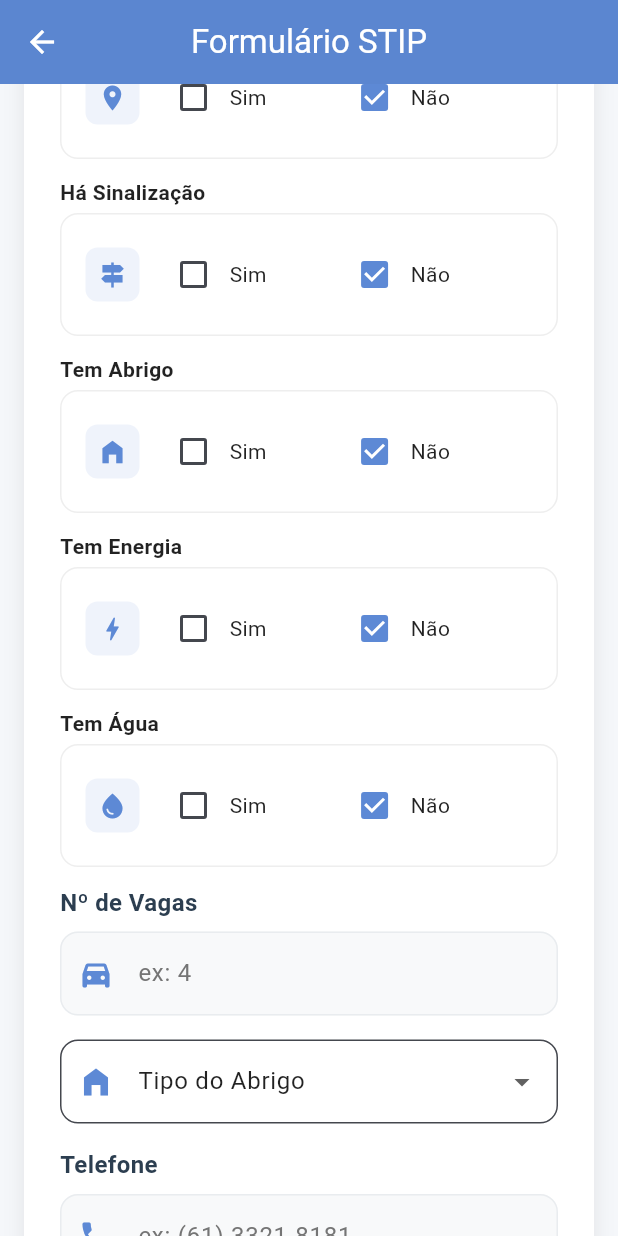
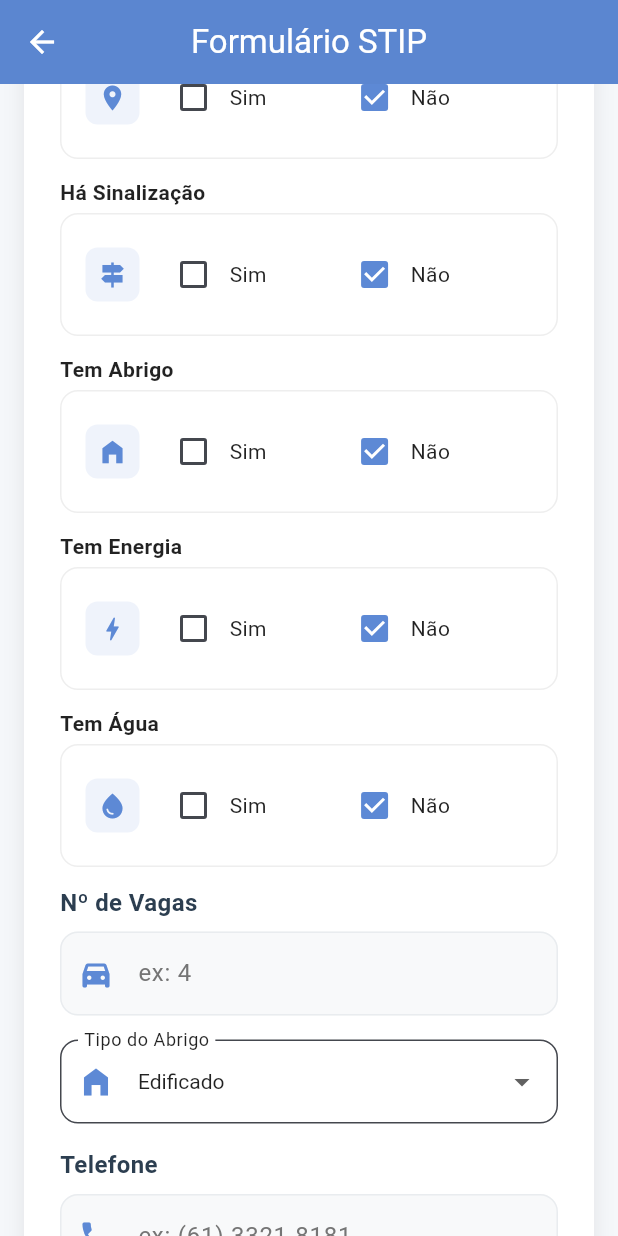
Before and after one commit to adalbertocarv/ponto_taxi_df, a Flutter app: the FormularioSTIP screen opened directly with empty values, scrolled down 576 dp, on a phone screen of 412 x 824 dp. Run offline on Flutter 3.47's test engine with Material 3 defaults, Android fonts, the phone set to English and light mode, and no system bars; our stand-ins replace audioplayers, curved_navigation_bar, flutter_map, flutter_speed_dial, geolocator, image_picker and 3 more; missing offline and left inert: flutter_confetti; accounts and stored records are empty; statements that could not run were skipped.

Commit message:
-adequação dos formularios com os widgets

```diff
--- a/lib/views/screens/formulario_stip.dart
+++ b/lib/views/screens/formulario_stip.dart
@@ -33,7 +33,7 @@ class _FormularioSTIPState extends State<FormularioSTIP> {
   bool   _temEnergia            = false;
   bool   _temAgua               = false;
 
-  String _classificacaoEstrutura= 'Coberto';
+  String _classificacaoEstrutura= 'Edificado';
   String _autorizatario         = '';
   String? _imagemPath;
 
```
Also changed, not shown: lib/views/screens/formulario_taxi.dart (+4 -3 lines).
